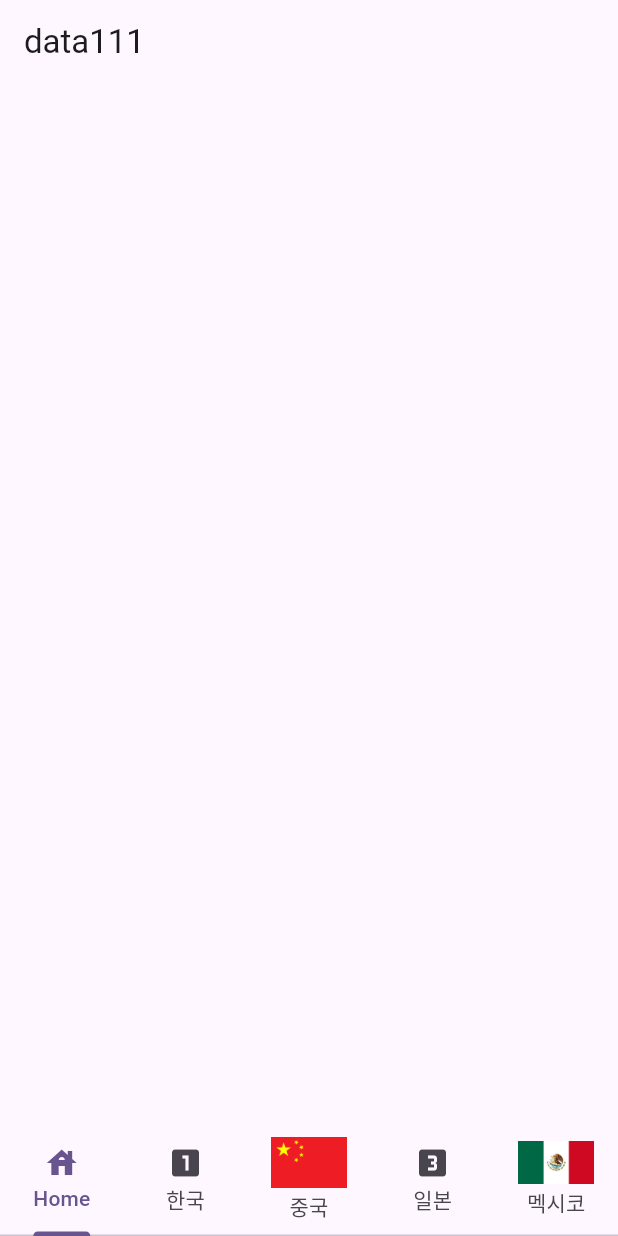
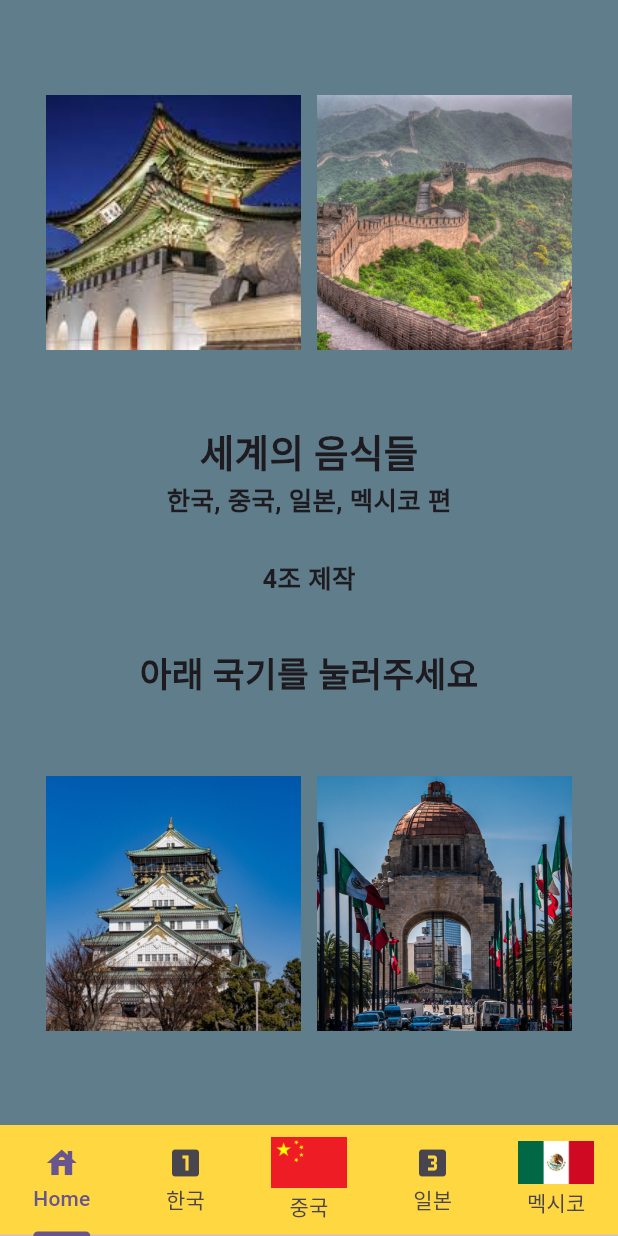
Before and after one commit to first-project-of-4T/4T-food, a Flutter app: the screen it shows after launch, on a phone screen of 412 x 824 dp. Run offline on Flutter 3.47's test engine with Material 3 defaults, Android fonts, the phone set to English and light mode, and no system bars; missing offline and left inert: simple_gesture_detector.

Commit message:
이학현 작업
start.dart 수정, 탭바 컬러 수정

```diff
--- a/food_4t_app/lib/home.dart
+++ b/food_4t_app/lib/home.dart
@@ -46,7 +46,9 @@ class _HomeState extends State<Home> with SingleTickerProviderStateMixin{
           MexicoP1(),
         ],
       ),
-      bottomNavigationBar: TabBar(
+      bottomNavigationBar: Container(
+        color: Colors.amberAccent,
+        child: TabBar(
           controller: controller,
           tabs: [
             Tab(
@@ -79,6 +81,7 @@ class _HomeState extends State<Home> with SingleTickerProviderStateMixin{
             ),
           ],
         ),
+      ),
     );
   }
 }
--- a/food_4t_app/lib/start.dart
+++ b/food_4t_app/lib/start.dart
@@ -11,8 +11,78 @@ class _StartState extends State<Start> {
   @override
   Widget build(BuildContext context) {
     return Scaffold(
-      appBar: AppBar(
-        title: Text('data111'),
+      backgroundColor: Colors.blueGrey,
+      body: Padding(
+        padding: const EdgeInsets.all(20.0),
+        child: Center(
+          child: Column(
+            mainAxisAlignment: MainAxisAlignment.center,
+            children: [
+              Row(
+                mainAxisAlignment: MainAxisAlignment.spaceEvenly,
+                children: [
+                  Image.asset(
+                    'images/klandmark1.jpeg',
+                    fit: BoxFit.cover,
+                    width: 170,
+                    height: 170,
+                  ),
+                  Image.asset(
+                    'images/clandmark1.png',
+                    fit: BoxFit.cover,
+                    width: 170,
+                    height: 170,
+                  ),
+                ],
+              ),
+              Padding(
+                padding: const EdgeInsets.fromLTRB(0, 50, 0, 0),
+                child: Text(
+                  '세계의 음식들',
+                  style: TextStyle(
+                    fontWeight: FontWeight.bold,
+                    fontSize: 25
+                  ),
+                ),
+              ),
+              Text('한국, 중국, 일본, 멕시코 편\n',
+                  style: TextStyle(
+                    fontWeight: FontWeight.bold,
+                    fontSize: 17
+                  ),),
+              Text('4조 제작',
+                  style: TextStyle(
+                    fontWeight: FontWeight.bold,
+                    fontSize: 17
+                  ),),
+              Padding(
+                padding: const EdgeInsets.fromLTRB(0, 0, 0, 50),
+                child: Text('\n아래 국기를 눌러주세요',
+                  style: TextStyle(
+                    fontWeight: FontWeight.bold,
+                    fontSize: 23
+                  ),),
+              ),
+              Row(
+                mainAxisAlignment: MainAxisAlignment.spaceEvenly,
+                children: [
+                  Image.asset(
+                    'images/jlandmark1.jpg',
+                    fit: BoxFit.cover,
+                    width: 170,
+                    height: 170,
+                  ),
+                  Image.asset(
+                    'images/mlandmark1.jpg',
+                    fit: BoxFit.cover,
+                    width: 170,
+                    height: 170,
+                  ),
+                ],
+              )
+            ],
+          ),
+        ),
       ),
     );
   }
```
Also changed, not shown: food_4t_app/images/clandmark1.png (added), food_4t_app/images/jlandmark1.jpg (added), food_4t_app/images/klandmark1.jpeg (added), food_4t_app/images/mlandmark1.jpg (added). Lines whose indentation alone changed are shown as unchanged.
